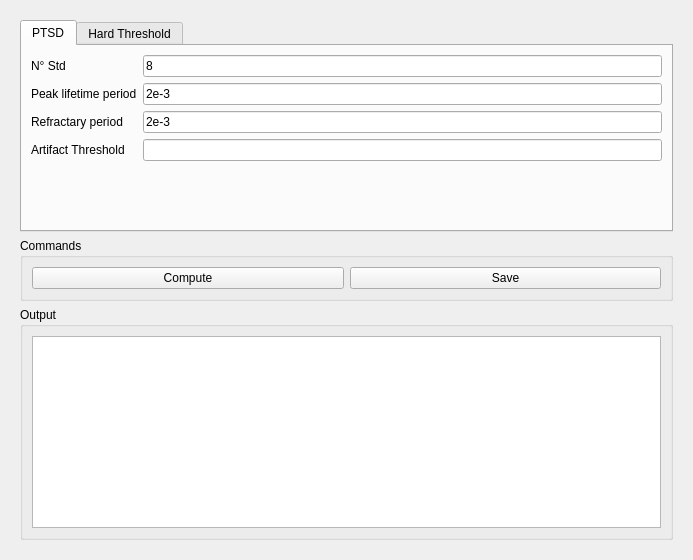
Above: pycode-gui/forms_source/peak_detection_tab.ui from lmascelli/pycode before the change. Below: the same form after it.
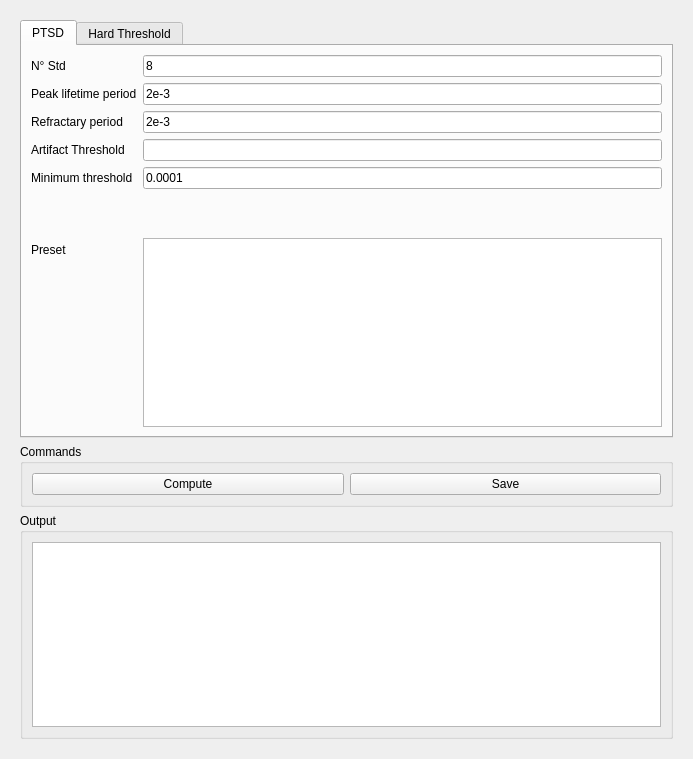
That is the form after the change.

Commit message: spike-rs in crates && count_peaks_in_intervals

```diff
--- a/pycode-gui/forms_source/peak_detection_tab.ui
+++ b/pycode-gui/forms_source/peak_detection_tab.ui
@@ -7,7 +7,7 @@
     <x>0</x>
     <y>0</y>
     <width>693</width>
-    <height>560</height>
+    <height>759</height>
    </rect>
   </property>
   <property name="windowTitle">
@@ -79,6 +79,50 @@
           <item row="3" column="1">
            <widget class="QLineEdit" name="edt_artifact"/>
           </item>
+          <item row="4" column="0">
+           <widget class="QLabel" name="label_7">
+            <property name="text">
+             <string>Minimum threshold</string>
+            </property>
+           </widget>
+          </item>
+          <item row="4" column="1">
+           <widget class="QLineEdit" name="edt_min_threshold">
+            <property name="text">
+             <string>0.0001</string>
+            </property>
+           </widget>
+          </item>
+          <item row="6" column="0">
+           <widget class="QLabel" name="label_8">
+            <property name="text">
+             <string>Preset</string>
+            </property>
+           </widget>
+          </item>
+          <item row="5" column="0">
+           <spacer name="verticalSpacer">
+            <property name="orientation">
+             <enum>Qt::Orientation::Vertical</enum>
+            </property>
+            <property name="sizeHint" stdset="0">
+             <size>
+              <width>20</width>
+              <height>40</height>
+             </size>
+            </property>
+           </spacer>
+          </item>
+          <item row="6" column="1">
+           <widget class="QListWidget" name="listWidget">
+            <property name="resizeMode">
+             <enum>QListView::ResizeMode::Adjust</enum>
+            </property>
+            <property name="viewMode">
+             <enum>QListView::ViewMode::ListMode</enum>
+            </property>
+           </widget>
+          </item>
          </layout>
         </widget>
         <widget class="QWidget" name="tab">
```
The commit also changes 28 other files.
